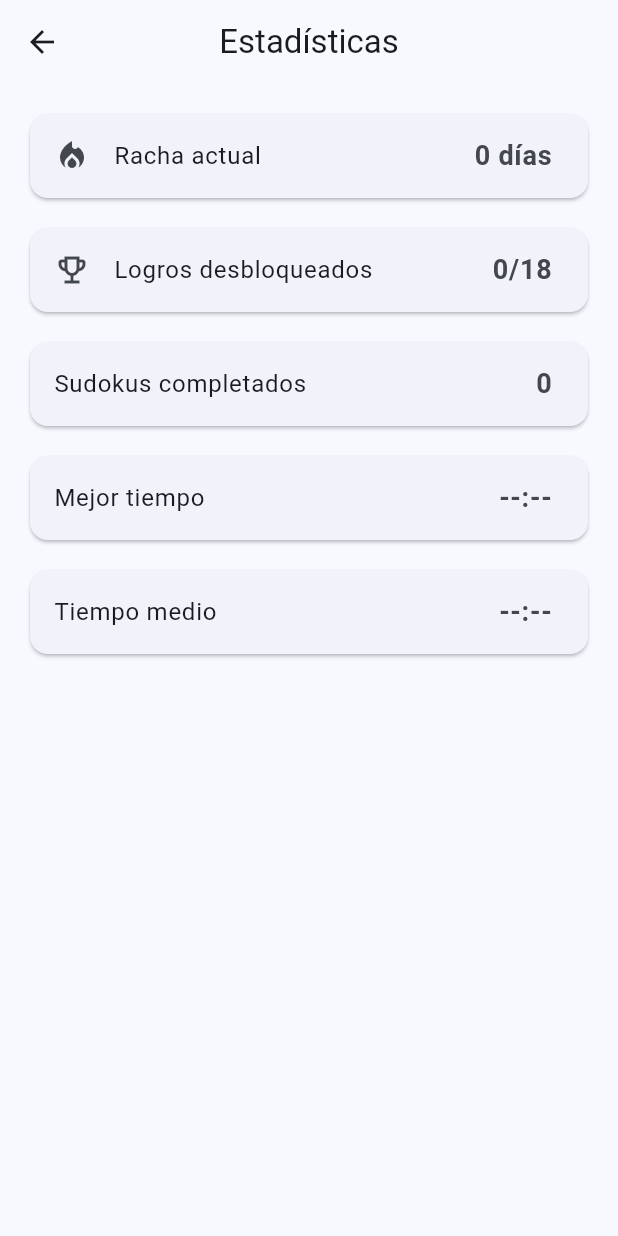
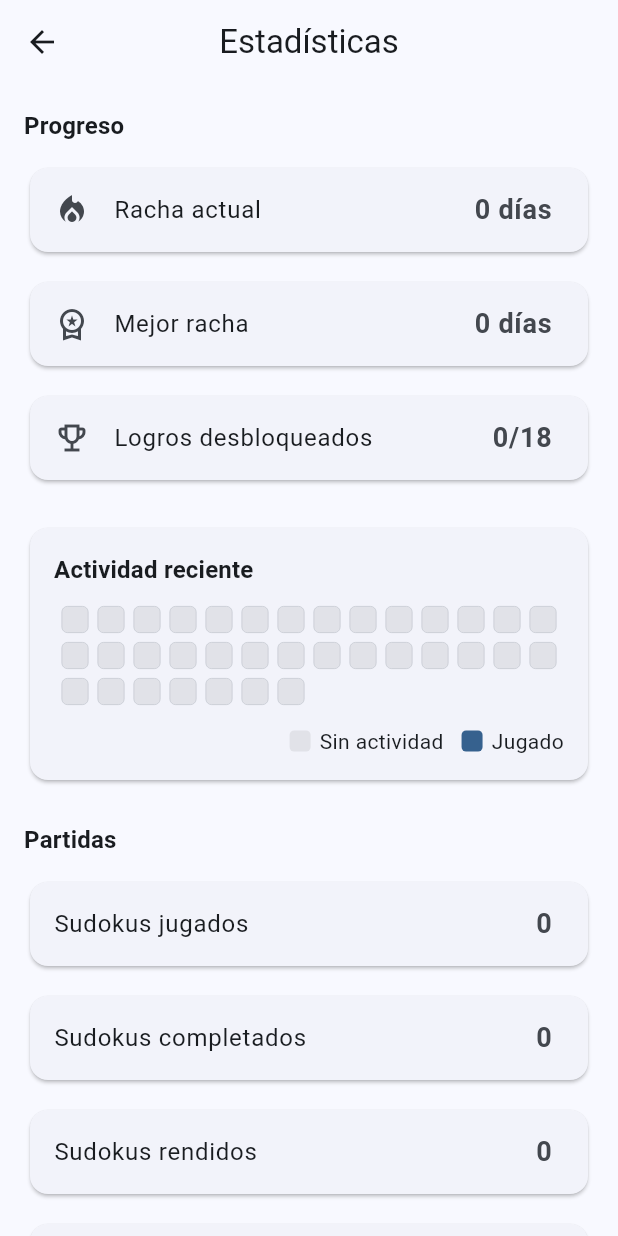
Before and after one commit to Maci050/sudoku_mobile, a Flutter app: the screen it shows after launch, item 4 of the bottom bar chosen, on a phone screen of 412 x 824 dp. Run offline on Flutter 3.47's test engine with Material 3 defaults, Android fonts, the phone set to English and light mode, and no system bars; our stand-ins replace flutter_riverpod, hive, hive_flutter, vibration; accounts and stored records are empty.

Commit message:
feat: calendario estilo github en estadisticas

```diff
--- /dev/null
+++ b/lib/features/activity/data/activity_storage.dart
@@ -0,0 +1,31 @@
+import 'package:hive_flutter/hive_flutter.dart';
+
+class ActivityStorage {
+  static const _boxName = 'sudokuBox';
+  static const _key = 'activityDates';
+
+  Box get _box => Hive.box(_boxName);
+
+  List<String> loadActivityDates() {
+    final raw = _box.get(_key);
+    if (raw == null || raw is! List) return [];
+    return raw.map((e) => e.toString()).toList();
+  }
+
+  Future<void> saveActivityDates(List<String> dates) async {
+    await _box.put(_key, dates);
+  }
+
+  Future<void> registerTodayActivity() async {
+    final now = DateTime.now();
+    final today = DateTime(now.year, now.month, now.day);
+    final todayKey = today.toIso8601String();
+
+    final dates = loadActivityDates();
+
+    if (!dates.contains(todayKey)) {
+      dates.add(todayKey);
+      await saveActivityDates(dates);
+    }
+  }
+}
--- a/lib/features/game/presentation/pages/game_result_page.dart
+++ b/lib/features/game/presentation/pages/game_result_page.dart
@@ -5,6 +5,7 @@ import '../../../../core/services/feedback_service.dart';
 import '../../../home/presentation/home_page.dart';
 import '../../../streak/domain/streak_service.dart';
 import '../../domain/difficulty.dart';
+import '../../../activity/data/activity_storage.dart';
 
 class GameResultPage extends StatefulWidget {
   final bool won;
@@ -81,6 +82,7 @@ class _GameResultPageState extends State<GameResultPage>
   }
 
   Future<void> _handleProgressAndAchievements() async {
+    await ActivityStorage().registerTodayActivity();
     await StreakService().registerPlay();
     await Future.delayed(const Duration(milliseconds: 500));
     final unlocked = await AchievementService().evaluateAndUnlockNewAchievements();
--- /dev/null
+++ b/lib/features/game/presentation/widgets/activity_calendar.dart
@@ -0,0 +1,118 @@
+import 'package:flutter/material.dart';
+
+class ActivityCalendar extends StatelessWidget {
+  final Set<DateTime> activeDays;
+  final int totalDays;
+
+  const ActivityCalendar({
+    super.key,
+    required this.activeDays,
+    this.totalDays = 35,
+  });
+
+  DateTime _normalize(DateTime date) {
+    return DateTime(date.year, date.month, date.day);
+  }
+
+  @override
+  Widget build(BuildContext context) {
+    final colorScheme = Theme.of(context).colorScheme;
+    final today = _normalize(DateTime.now());
+
+    final days = List.generate(
+      totalDays,
+      (index) => today.subtract(Duration(days: totalDays - 1 - index)),
+    );
+
+    return Card(
+      child: Padding(
+        padding: const EdgeInsets.all(16),
+        child: Column(
+          children: [
+            Align(
+              alignment: Alignment.centerLeft,
+              child: Text(
+                'Actividad reciente',
+                style: Theme.of(context).textTheme.titleMedium?.copyWith(
+                      fontWeight: FontWeight.bold,
+                    ),
+              ),
+            ),
+            const SizedBox(height: 12),
+            Wrap(
+              spacing: 6,
+              runSpacing: 6,
+              children: days.map((day) {
+                final normalizedDay = _normalize(day);
+                final isActive = activeDays.contains(normalizedDay);
+
+                return Tooltip(
+                  message: isActive
+                      ? 'Jugado el ${day.day}/${day.month}/${day.year}'
+                      : 'Sin actividad el ${day.day}/${day.month}/${day.year}',
+                  child: Container(
+                    width: 18,
+                    height: 18,
+                    decoration: BoxDecoration(
+                      color: isActive
+                          ? colorScheme.primary
+                          : colorScheme.surfaceContainerHighest,
+                      borderRadius: BorderRadius.circular(4),
+                      border: Border.all(
+                        color: colorScheme.outlineVariant,
+                        width: 0.5,
+                      ),
+                    ),
+                  ),
+                );
+              }).toList(),
+            ),
+            const SizedBox(height: 14),
+            Row(
+              mainAxisAlignment: MainAxisAlignment.end,
+              children: [
+                _LegendItem(
+                  color: colorScheme.surfaceContainerHighest,
+                  label: 'Sin actividad',
+                ),
+                const SizedBox(width: 12),
+                _LegendItem(
+                  color: colorScheme.primary,
+                  label: 'Jugado',
+                ),
+              ],
+            ),
+          ],
+        ),
+      ),
+    );
+  }
+}
+
+class _LegendItem extends StatelessWidget {
+  final Color color;
+  final String label;
+
+  const _LegendItem({
+    required this.color,
+    required this.label,
+  });
+
+  @override
+  Widget build(BuildContext context) {
+    return Row(
+      children: [
+        Container(
+          width: 14,
+          height: 14,
+          decoration: BoxDecoration(
+            color: color,
+            borderRadius: BorderRadius.circular(3),
+          ),
+        ),
+        const SizedBox(width: 6),
+        Text(label),
+      ],
+    );
+  }
+}
--- a/lib/features/stats/presentation/stats_page.dart
+++ b/lib/features/stats/presentation/stats_page.dart
@@ -3,40 +3,96 @@ import '../../achievements/domain/achievement.dart';
 import '../../achievements/domain/achievement_service.dart';
 import '../../achievements/presentation/achievements_page.dart';
 import '../../history/data/history_storage.dart';
+import '../../history/domain/completed_game.dart';
 import '../../streak/data/streak_storage.dart';
+import '../../activity/data/activity_storage.dart';
+import '../../game/presentation/widgets/activity_calendar.dart';
 
 class StatsPage extends StatelessWidget {
   const StatsPage({super.key});
 
   String _formatDuration(Duration duration) {
-    final minutes = duration.inMinutes.toString().padLeft(2, '0');
+    final hours = duration.inHours;
+    final minutes = (duration.inMinutes % 60).toString().padLeft(2, '0');
     final seconds = (duration.inSeconds % 60).toString().padLeft(2, '0');
+
+    if (hours > 0) {
+      return '$hours:$minutes:$seconds';
+    }
     return '$minutes:$seconds';
+  }
+
+  String _difficultyLabel(dynamic difficulty) {
+    final value = difficulty.toString().toLowerCase();
+
+    if (value.contains('easy') || value.contains('fácil')) return 'Fácil';
+    if (value.contains('medium') || value.contains('medio')) return 'Medio';
+    if (value.contains('hard') || value.contains('difícil')) return 'Difícil';
+    if (value.contains('expert') || value.contains('experto')) return 'Experto';
+    if (value.contains('master') || value.contains('maestro')) return 'Maestro';
+    if (value.contains('extreme') || value.contains('extremo')) return 'Extremo';
+
+    return difficulty.toString();
   }
 
   @override
   Widget build(BuildContext context) {
     final history = HistoryStorage().loadHistory();
-    final streak = StreakStorage().getCurrentStreak();
+    final streakStorage = StreakStorage();
+    final currentStreak = streakStorage.getCurrentStreak();
+    final bestStreak = streakStorage.getBestStreak();
     final unlockedAchievements =
         AchievementService().loadUnlockedAchievements().length;
+    final activityDates = ActivityStorage().loadActivityDates();
+    final activeDays = activityDates
+        .map((e) => DateTime.parse(e))
+        .map((d) => DateTime(d.year, d.month, d.day))
+        .toSet();
 
-    final totalGames = history.length;
+    final completedGames = history
+        .where((g) => g.status == GameResultStatus.completed)
+        .toList();
+
+    final surrenderedGames = history
+        .where((g) => g.status == GameResultStatus.surrendered)
+        .toList();
+
+    final totalPlayed = history.length;
+    final totalCompleted = completedGames.length;
+    final totalSurrendered = surrenderedGames.length;
+    final totalDailyCompleted =
+        completedGames.where((g) => g.isDailyChallenge).length;
 
     Duration? bestTime;
     Duration? averageTime;
 
-    if (history.isNotEmpty) {
-      bestTime = history
+    if (completedGames.isNotEmpty) {
+      bestTime = completedGames
           .map((e) => e.time)
           .reduce((a, b) => a.inSeconds < b.inSeconds ? a : b);
 
       averageTime = Duration(
-        seconds:
-            history.map((e) => e.time.inSeconds).reduce((a, b) => a + b) ~/
-                history.length,
+        seconds: completedGames
+                .map((e) => e.time.inSeconds)
+                .reduce((a, b) => a + b) ~/
+            completedGames.length,
       );
     }
+
+    final byDifficulty = <String, int>{};
+    for (final game in completedGames) {
+      final label = _difficultyLabel(game.difficulty);
+      byDifficulty[label] = (byDifficulty[label] ?? 0) + 1;
+    }
+
+    final orderedDifficulties = [
+      'Fácil',
+      'Medio',
+      'Difícil',
+      'Experto',
+      'Maestro',
+      'Extremo',
+    ];
 
     return Scaffold(
       appBar: AppBar(
@@ -46,12 +102,27 @@ class StatsPage extends StatelessWidget {
       body: ListView(
         padding: const EdgeInsets.all(16),
         children: [
+          _SectionTitle(title: 'Progreso'),
           Card(
             child: ListTile(
               leading: const Icon(Icons.local_fire_department),
               title: const Text('Racha actual'),
               trailing: Text(
-                '$streak días',
+                '$currentStreak días',
+                style: const TextStyle(
+                  fontWeight: FontWeight.bold,
+                  fontSize: 18,
+                ),
+              ),
+            ),
+          ),
+          const SizedBox(height: 12),
+          Card(
+            child: ListTile(
+              leading: const Icon(Icons.workspace_premium_outlined),
+              title: const Text('Mejor racha'),
+              trailing: Text(
+                '$bestStreak días',
                 style: const TextStyle(
                   fontWeight: FontWeight.bold,
                   fontSize: 18,
@@ -81,12 +152,31 @@ class StatsPage extends StatelessWidget {
               },
             ),
           ),
+          const SizedBox(height: 24),
+          ActivityCalendar(activeDays: activeDays),
+          const SizedBox(height: 24),
+          _SectionTitle(title: 'Partidas'),
+          _StatCard(
+            title: 'Sudokus jugados',
+            value: '$totalPlayed',
+          ),
           const SizedBox(height: 12),
           _StatCard(
             title: 'Sudokus completados',
-            value: '$totalGames',
+            value: '$totalCompleted',
           ),
           const SizedBox(height: 12),
+          _StatCard(
+            title: 'Sudokus rendidos',
+            value: '$totalSurrendered',
+          ),
+          const SizedBox(height: 12),
+          _StatCard(
+            title: 'Desafíos diarios completados',
+            value: '$totalDailyCompleted',
+          ),
+          const SizedBox(height: 24),
+          _SectionTitle(title: 'Tiempos'),
           _StatCard(
             title: 'Mejor tiempo',
             value: bestTime != null ? _formatDuration(bestTime) : '--:--',
@@ -96,7 +186,49 @@ class StatsPage extends StatelessWidget {
             title: 'Tiempo medio',
             value: averageTime != null ? _formatDuration(averageTime) : '--:--',
           ),
+          const SizedBox(height: 24),
+          _SectionTitle(title: 'Por dificultad'),
+          if (byDifficulty.isEmpty)
+            const Card(
+              child: Padding(
+                padding: EdgeInsets.all(16),
+                child: Text('Aún no hay Sudokus completados.'),
+              ),
+            )
+          else
+            ...orderedDifficulties
+                .where((difficulty) => byDifficulty.containsKey(difficulty))
+                .map(
+                  (difficulty) => Padding(
+                    padding: const EdgeInsets.only(bottom: 12),
+                    child: _StatCard(
+                      title: difficulty,
+                      value: '${byDifficulty[difficulty]}',
+                    ),
+                  ),
+                ),
         ],
+      ),
+    );
+  }
+}
+
+class _SectionTitle extends StatelessWidget {
+  final String title;
+
+  const _SectionTitle({
+    required this.title,
+  });
+
+  @override
+  Widget build(BuildContext context) {
+    return Padding(
+      padding: const EdgeInsets.only(bottom: 12),
+      child: Text(
+        title,
+        style: Theme.of(context).textTheme.titleMedium?.copyWith(
+              fontWeight: FontWeight.bold,
+            ),
       ),
     );
   }
--- a/lib/features/streak/data/streak_storage.dart
+++ b/lib/features/streak/data/streak_storage.dart
@@ -6,6 +6,11 @@ class StreakStorage {
   int getCurrentStreak() {
     final box = Hive.box(_boxName);
     return box.get('streak', defaultValue: 0);
+  }
+
+  int getBestStreak() {
+    final box = Hive.box(_boxName);
+    return box.get('bestStreak', defaultValue: 0);
   }
 
   DateTime? getLastPlayedDate() {
@@ -20,6 +25,11 @@ class StreakStorage {
     await box.put('streak', streak);
   }
 
+  Future<void> saveBestStreak(int streak) async {
+    final box = Hive.box(_boxName);
+    await box.put('bestStreak', streak);
+  }
+
   Future<void> saveLastPlayed(DateTime date) async {
     final box = Hive.box(_boxName);
     await box.put('lastPlayedDate', date.toIso8601String());
--- a/lib/features/streak/domain/streak_service.dart
+++ b/lib/features/streak/domain/streak_service.dart
@@ -9,6 +9,7 @@ class StreakService {
 
     final last = storage.getLastPlayedDate();
     int streak = storage.getCurrentStreak();
+    int bestStreak = storage.getBestStreak();
 
     if (last == null) {
       streak = 1;
@@ -25,6 +26,11 @@ class StreakService {
       }
     }
 
+    if (streak > bestStreak) {
+      bestStreak = streak;
+      await storage.saveBestStreak(bestStreak);
+    }
+
     await storage.saveLastPlayed(today);
     await storage.saveStreak(streak);
 
```
